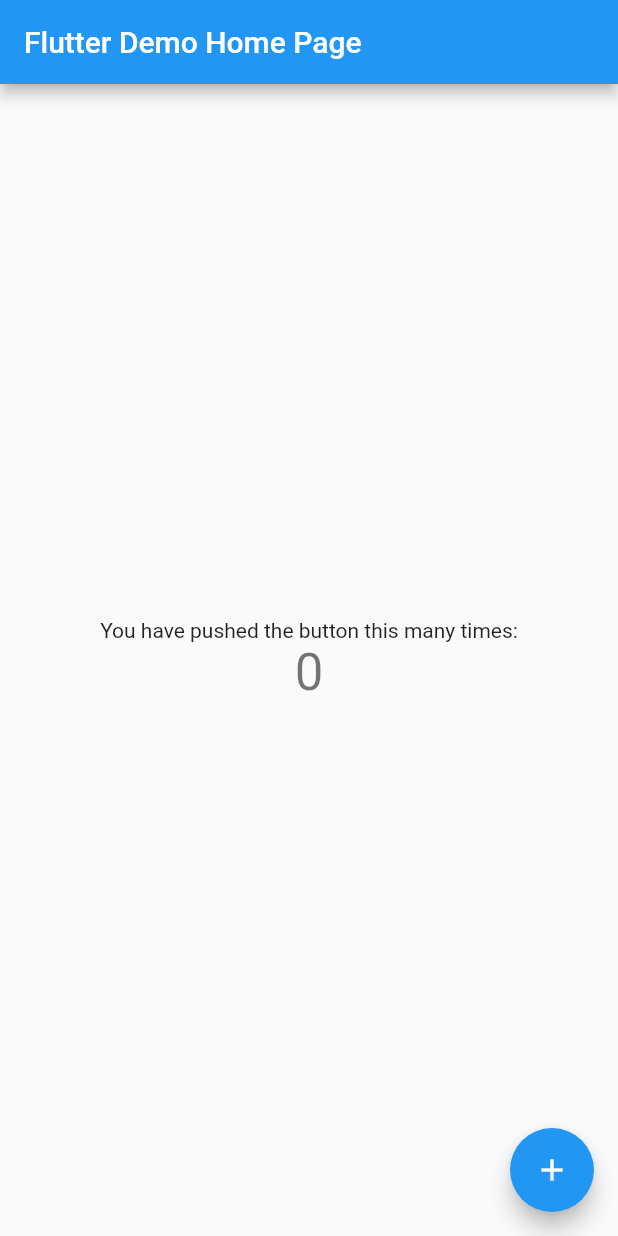
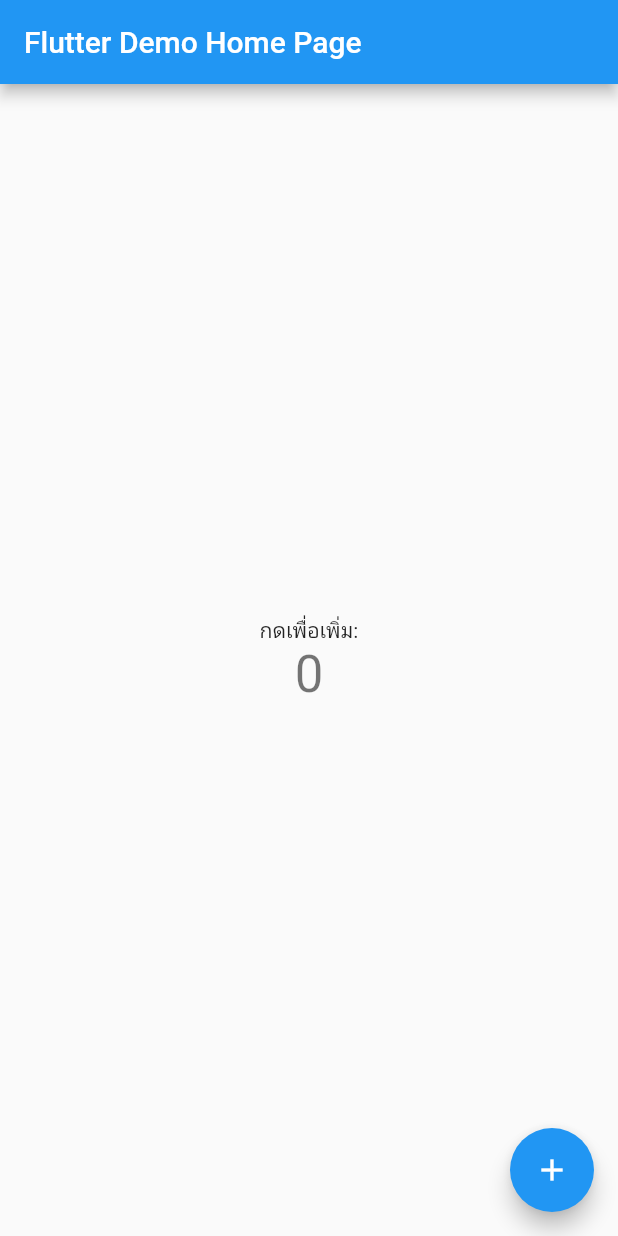
Before and after one commit to hackboripat/Flutter-Testing, a Flutter app: the screen it shows after launch, on a phone screen of 412 x 824 dp. Run offline on Flutter 3.47's test engine with Material 2 defaults, Android fonts, the phone set to English and light mode, and no system bars.

Commit message:
change1.0

```diff
--- a/lib/main.dart
+++ b/lib/main.dart
@@ -96,7 +96,7 @@ class _MyHomePageState extends State<MyHomePage> {
           mainAxisAlignment: MainAxisAlignment.center,
           children: <Widget>[
             const Text(
-              'You have pushed the button this many times:',
+              'กดเพื่อเพิ่ม:',
             ),
             Text(
               '$_counter',
```
